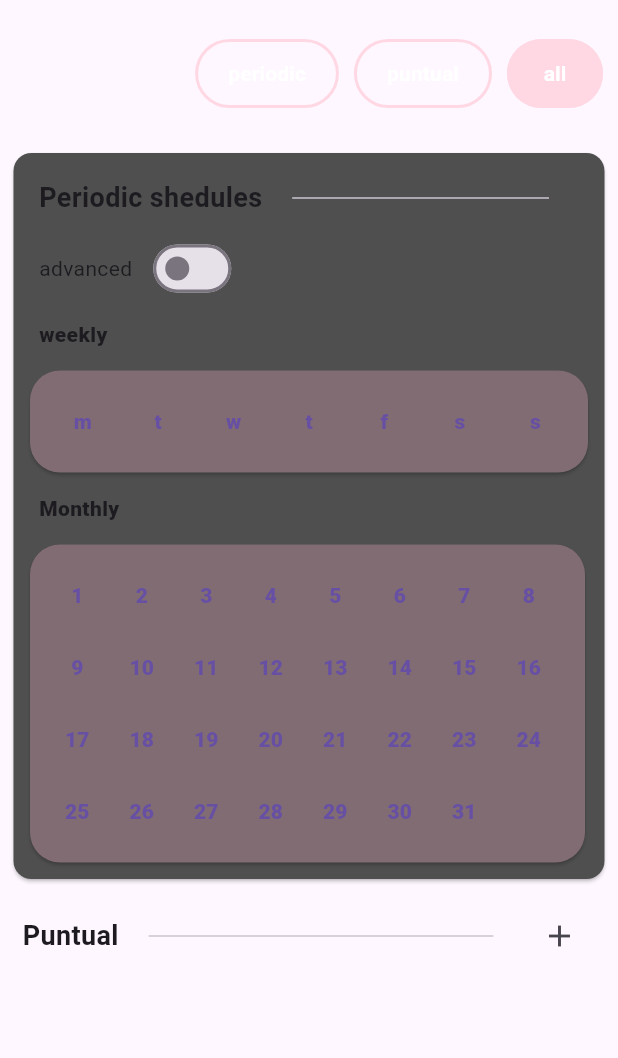
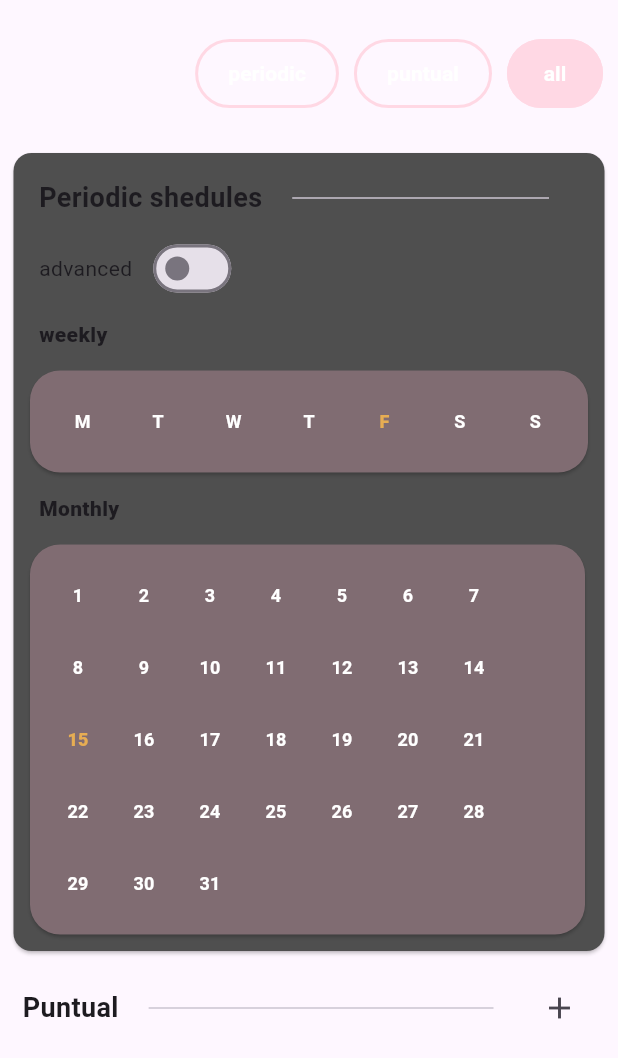
Before and after one commit to javiDev8/logbloc, a Flutter app: the ModelSchedulesView widget shown alone on an empty page, opened directly, on a phone screen of 412 x 824 dp. Shown: the top 1058 px of the screen. Run offline on Flutter 3.47's test engine with Material 3 defaults, Android fonts, the phone set to English and light mode, and no system bars; our stand-ins replace fl_chart, flutter_colorpicker, flutter_localization, hive_ce_flutter, shared_preferences; accounts and stored records are empty.

Commit message:
today is yellow everywhere new standard and another schedule related little fixes/improvs

```diff
--- a/lib/pools/theme_mode_pool.dart
+++ b/lib/pools/theme_mode_pool.dart
@@ -2,7 +2,7 @@ import 'package:logize/main.dart';
 import 'package:logize/pools/pools.dart';
 import 'package:flutter/material.dart';
 
-const seedColor = Color.fromARGB(1, 230, 173, 83);
+const seedColor = Color.fromARGB(255, 230, 173, 83);
 
 ColorScheme genColorScheme(Brightness brightness) => ColorScheme.fromSeed(
   seedColor: seedColor,
--- a/lib/screens/models/model_screen/schedules_view/model_schedules_view.dart
+++ b/lib/screens/models/model_screen/schedules_view/model_schedules_view.dart
@@ -18,6 +18,7 @@ class ModelSchedulesView extends StatelessWidget {
 
   @override
   Widget build(BuildContext context) {
+    String showing = 'all';
     return Padding(
       padding: EdgeInsetsGeometry.symmetric(horizontal: 5),
       child: LazySwimmer<Model>(
@@ -30,8 +31,6 @@ class ModelSchedulesView extends StatelessWidget {
           final monthlySchedules = model.schedules?.values.where(
             (sch) => sch.period == 'month',
           );
-
-          String showing = 'all';
 
           return StatefulBuilder(
             builder: (context, setState) => Column(
--- a/lib/screens/models/model_screen/schedules_view/simple_pickers/pick_button.dart
+++ b/lib/screens/models/model_screen/schedules_view/simple_pickers/pick_button.dart
@@ -5,33 +5,38 @@ class PickButton extends StatelessWidget {
   final VoidCallback? onPressed;
   final bool selected;
   final String str;
+  final bool? isToday;
+
   const PickButton({
     super.key,
     required this.onPressed,
     required this.selected,
     required this.str,
+    this.isToday,
   });
 
   @override
   Widget build(BuildContext context) {
+    final bgColor = Theme.of(context).colorScheme.tertiary.withAlpha(120);
     return TextButton(
       onPressed: onPressed,
       style: ButtonStyle(
-        backgroundColor: selected
-            ? WidgetStatePropertyAll(
-                Theme.of(context).colorScheme.tertiary,
-              )
-            : null,
+        backgroundColor: selected ? WidgetStatePropertyAll(bgColor) : null,
       ),
       child: Text(
         str,
         style: TextStyle(
-          fontWeight: FontWeight.w900,
-          color: selected
+          fontWeight: isToday == true ? FontWeight.w900 : FontWeight.w600,
+          fontSize: 12,
+          color: isToday == true
+              ? seedColor
+              : themeModePool.data == ThemeMode.light
+              ? Colors.black
+              : selected
               ? (themeModePool.data == ThemeMode.dark
                     ? Colors.black
                     : Colors.white)
-              : null,
+              : Colors.white,
         ),
       ),
     );
--- a/lib/screens/models/model_screen/schedules_view/simple_pickers/simple_monthday_picker.dart
+++ b/lib/screens/models/model_screen/schedules_view/simple_pickers/simple_monthday_picker.dart
@@ -19,8 +19,9 @@ class SimpleMonthdayPicker extends StatelessWidget {
                 final matches = modelEditPool.getScheduleMatches(sch);
                 final selected = matches?.isNotEmpty == true;
                 return SizedBox(
-                  width: 43,
+                  width: 44,
                   child: PickButton(
+                    isToday: DateTime.now().day.toString() == day,
                     onPressed: () {
                       modelEditPool.toggleSimpleSchedule(
                         sch,
--- a/lib/screens/models/model_screen/schedules_view/simple_pickers/simple_weekday_picker.dart
+++ b/lib/screens/models/model_screen/schedules_view/simple_pickers/simple_weekday_picker.dart
@@ -13,7 +13,7 @@ class SimpleWeekdayPicker extends StatelessWidget {
     return ScheduleWrap(
       child: Row(
         mainAxisAlignment: MainAxisAlignment.spaceAround,
-        children: ['m', 't', 'w', 't', 'f', 's', 's']
+        children: ['M', 'T', 'W', 'T', 'F', 'S', 'S']
             .asMap()
             .entries
             .map<Widget>((e) {
@@ -26,6 +26,7 @@ class SimpleWeekdayPicker extends StatelessWidget {
               return SizedBox(
                 width: 40,
                 child: PickButton(
+                  isToday: DateTime.now().weekday.toString() == sch.day,
                   onPressed: () {
                     modelEditPool.toggleSimpleSchedule(
                       sch,
```
Also changed, not shown: lib/screens/models/model_screen/schedules_view/schedule_widget.dart (+8 -1 lines), lib/widgets/design/pretty_date.dart (+18 -5 lines), lib/widgets/design/weekly_chart.dart (+13 -1 lines), assets/icon/logize-bg-icon.svg.
